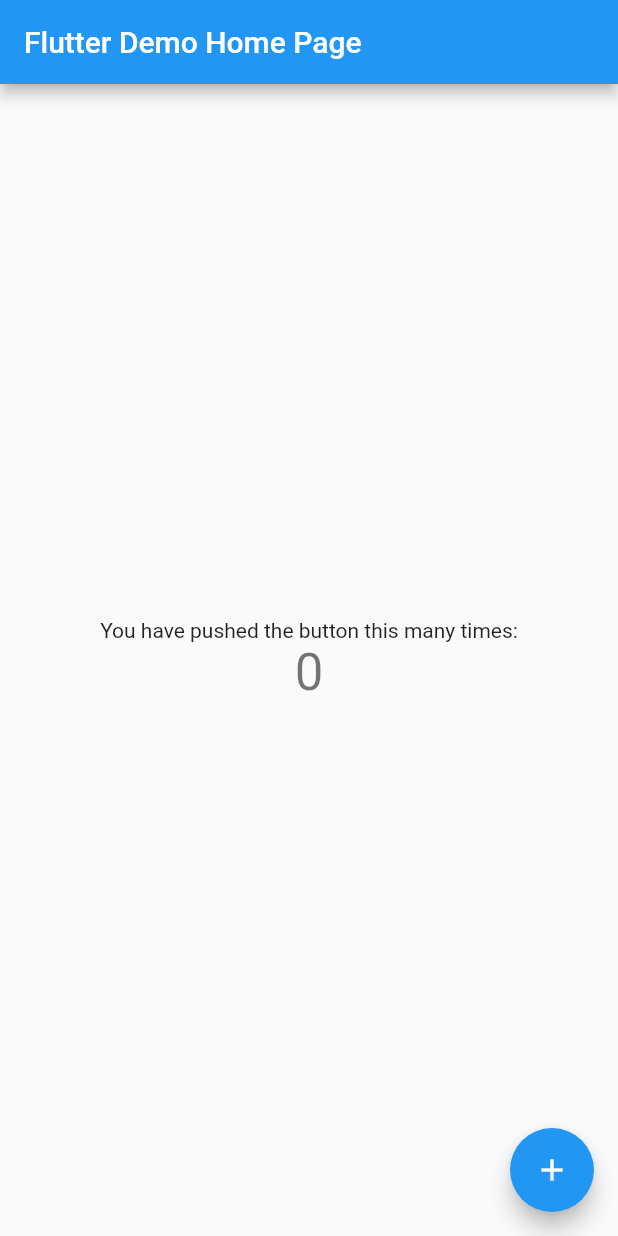
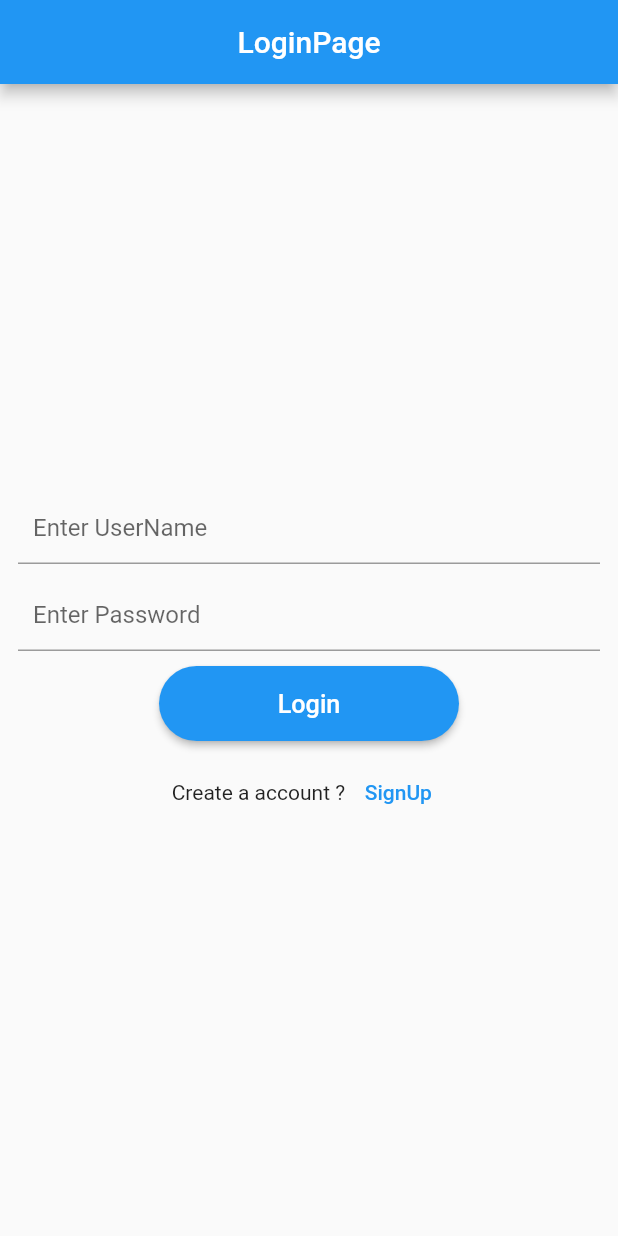
Before and after one commit to tayeb66/chatApp3, a Flutter app: the screen it shows after launch, on a phone screen of 412 x 824 dp. Run offline on Flutter 3.47's test engine with Material 2 defaults, Android fonts, the phone set to English and light mode, and no system bars.

Commit message:
login_signUp UI

```diff
--- a/lib/main.dart
+++ b/lib/main.dart
@@ -1,115 +1,18 @@
+import 'package:chatapp3/views/login_page.dart';
 import 'package:flutter/material.dart';
 
-void main() {
-  runApp(const MyApp());
+void main(){
+  runApp(MyApp());
 }
 
 class MyApp extends StatelessWidget {
   const MyApp({Key? key}) : super(key: key);
 
-  // This widget is the root of your application.
   @override
   Widget build(BuildContext context) {
     return MaterialApp(
-      title: 'Flutter Demo',
-      theme: ThemeData(
-        // This is the theme of your application.
-        //
-        // Try running your application with "flutter run". You'll see the
-        // application has a blue toolbar. Then, without quitting the app, try
-        // changing the primarySwatch below to Colors.green and then invoke
-        // "hot reload" (press "r" in the console where you ran "flutter run",
-        // or simply save your changes to "hot reload" in a Flutter IDE).
-        // Notice that the counter didn't reset back to zero; the application
-        // is not restarted.
-        primarySwatch: Colors.blue,
-      ),
-      home: const MyHomePage(title: 'Flutter Demo Home Page'),
+      debugShowCheckedModeBanner: false,
+      home: LoginPage(),
     );
   }
 }
-
-class MyHomePage extends StatefulWidget {
-  const MyHomePage({Key? key, required this.title}) : super(key: key);
-
-  // This widget is the home page of your application. It is stateful, meaning
-  // that it has a State object (defined below) that contains fields that affect
-  // how it looks.
-
-  // This class is the configuration for the state. It holds the values (in this
-  // case the title) provided by the parent (in this case the App widget) and
-  // used by the build method of the State. Fields in a Widget subclass are
-  // always marked "final".
-
-  final String title;
-
-  @override
-  State<MyHomePage> createState() => _MyHomePageState();
-}
-
-class _MyHomePageState extends State<MyHomePage> {
-  int _counter = 0;
-
-  void _incrementCounter() {
-    setState(() {
-      // This call to setState tells the Flutter framework that something has
-      // changed in this State, which causes it to rerun the build method below
-      // so that the display can reflect the updated values. If we changed
-      // _counter without calling setState(), then the build method would not be
-      // called again, and so nothing would appear to happen.
-      _counter++;
-    });
-  }
-
-  @override
-  Widget build(BuildContext context) {
-    // This method is rerun every time setState is called, for instance as done
-    // by the _incrementCounter method above.
-    //
-    // The Flutter framework has been optimized to make rerunning build methods
-    // fast, so that you can just rebuild anything that needs updating rather
-    // than having to individually change instances of widgets.
-    return Scaffold(
-      appBar: AppBar(
-        // Here we take the value from the MyHomePage object that was created by
-        // the App.build method, and use it to set our appbar title.
-        title: Text(widget.title),
-      ),
-      body: Center(
-        // Center is a layout widget. It takes a single child and positions it
-        // in the middle of the parent.
-        child: Column(
-          // Column is also a layout widget. It takes a list of children and
-          // arranges them vertically. By default, it sizes itself to fit its
-          // children horizontally, and tries to be as tall as its parent.
-          //
-          // Invoke "debug painting" (press "p" in the console, choose the
-          // "Toggle Debug Paint" action from the Flutter Inspector in Android
-          // Studio, or the "Toggle Debug Paint" command in Visual Studio Code)
-          // to see the wireframe for each widget.
-          //
-          // Column has various properties to control how it sizes itself and
-          // how it positions its children. Here we use mainAxisAlignment to
-          // center the children vertically; the main axis here is the vertical
-          // axis because Columns are vertical (the cross axis would be
-          // horizontal).
-          mainAxisAlignment: MainAxisAlignment.center,
-          children: <Widget>[
-            const Text(
-              'You have pushed the button this many times:',
-            ),
-            Text(
-              '$_counter',
-              style: Theme.of(context).textTheme.headline4,
-            ),
-          ],
-        ),
-      ),
-      floatingActionButton: FloatingActionButton(
-        onPressed: _incrementCounter,
-        tooltip: 'Increment',
-        child: const Icon(Icons.add),
-      ), // This trailing comma makes auto-formatting nicer for build methods.
-    );
-  }
-}
--- /dev/null
+++ b/lib/views/login_page.dart
@@ -0,0 +1,85 @@
+import 'package:chatapp3/views/signUp_page.dart';
+import 'package:flutter/material.dart';
+
+class LoginPage extends StatefulWidget {
+  const LoginPage({Key? key}) : super(key: key);
+
+  @override
+  State<LoginPage> createState() => _LoginPageState();
+}
+
+class _LoginPageState extends State<LoginPage> {
+
+  var emailController = TextEditingController();
+  var passwordController = TextEditingController();
+
+  @override
+  Widget build(BuildContext context) {
+    return Scaffold(
+      appBar: AppBar(
+        title: Text('LoginPage'),
+        centerTitle: true,
+      ),
+      body: Center(
+        child: Column(
+          mainAxisSize: MainAxisSize.min,
+          children: [
+            Padding(
+              padding: EdgeInsets.symmetric(horizontal: 12.0),
+              child: TextFormField(
+                controller: emailController,
+                obscureText: false,
+                keyboardType: TextInputType.emailAddress,
+                decoration: InputDecoration(
+                  hintText: 'Enter UserName',
+                  contentPadding: EdgeInsets.only(left: 10.0),
+                ),
+              ),
+            ),
+            SizedBox(
+              height: 10,
+            ),
+            Padding(
+              padding: EdgeInsets.symmetric(horizontal: 12.0),
+              child: TextFormField(
+                controller: passwordController,
+                obscureText: true,
+                decoration: InputDecoration(
+                  hintText: 'Enter Password',
+                  contentPadding: EdgeInsets.only(left: 10.0),
+                ),
+              ),
+            ),
+            SizedBox(
+              height: 10,
+            ),
+            ElevatedButton(
+              style: TextButton.styleFrom(
+                  minimumSize: Size(200, 50), shape: StadiumBorder()),
+              onPressed: () {
+
+              },
+              child: Text(
+                'Login',
+                textScaleFactor: 1.2,
+              ),
+            ),
+            SizedBox(
+              height: 10,
+            ),
+            Row(
+              mainAxisSize: MainAxisSize.min,
+              children: [
+                Text('Create a account ? '),
+                TextButton(onPressed: () {
+                  Navigator.push(context,
+                      MaterialPageRoute(builder: (context) => SignUpPage()));
+                }, child: Text('SignUp'))
+              ],
+            ),
+          ],
+        ),
+      ),
+    );
+  }
+}
```
Also changed, not shown: lib/views/signUp_page.dart (added, +80 -0 lines), lib/views/chatScreen_page.dart (added), lib/views/showMessage_page.dart (added).
